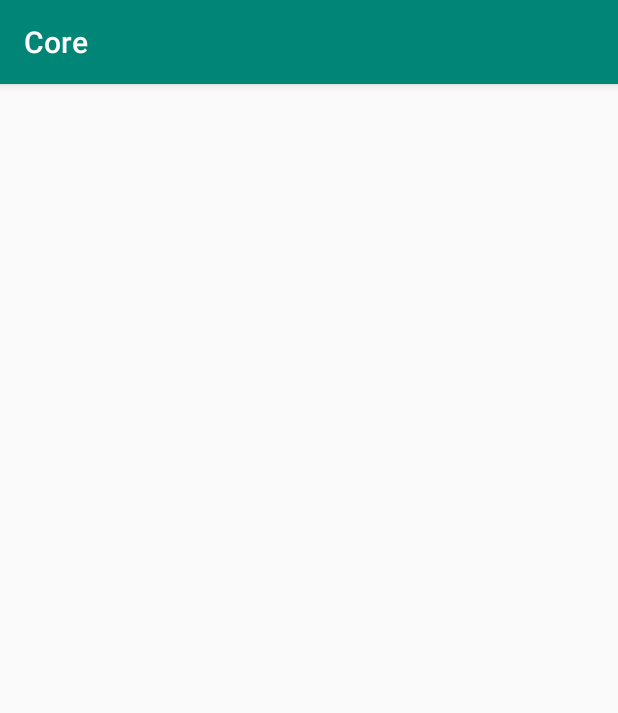
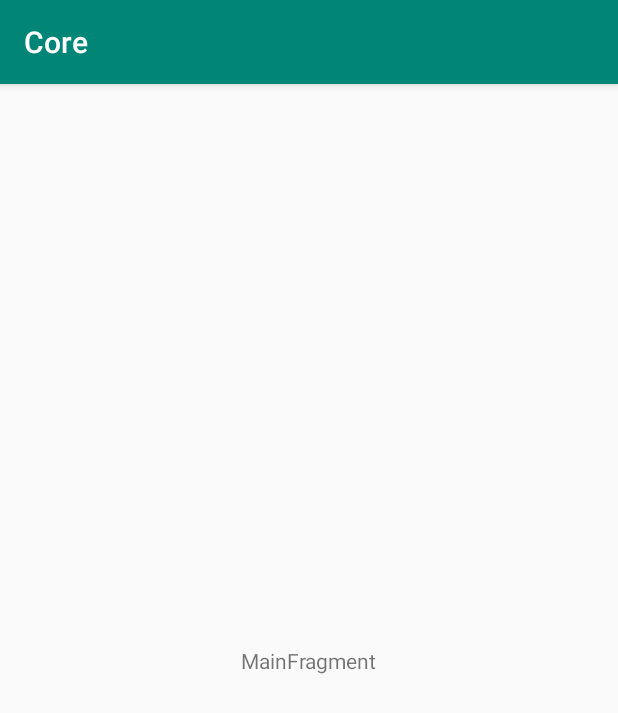
Before and after one commit to kursivee/playground-core, an Android app: the screen it shows after launch (MainActivity), on a phone screen of 412 x 824 dp. Shown: the top 713 px of the screen. Run offline under Robolectric (Android 15) with nearby library versions, the phone set to English and light mode, and no system bars; 4 statements that could not run were skipped.

```diff
--- a/app/src/main/AndroidManifest.xml
+++ b/app/src/main/AndroidManifest.xml
@@ -1,14 +1,15 @@
 <?xml version="1.0" encoding="utf-8"?>
 <manifest xmlns:android="http://schemas.android.com/apk/res/android"
           package="kursivee.com.core">
-
+    <uses-permission android:name="android.permission.INTERNET" />
     <application
             android:allowBackup="true"
             android:icon="@mipmap/ic_launcher"
             android:label="@string/app_name"
             android:roundIcon="@mipmap/ic_launcher_round"
             android:supportsRtl="true"
-            android:theme="@style/AppTheme">
+            android:theme="@style/AppTheme"
+            android:networkSecurityConfig="@xml/network_security_config">
         <activity android:name=".MainActivity">
             <intent-filter>
                 <action android:name="android.intent.action.MAIN"/>
--- a/app/src/main/java/kursivee/com/core/MainModule.kt
+++ b/app/src/main/java/kursivee/com/core/MainModule.kt
@@ -1,7 +1,29 @@
 package kursivee.com.core
 
+import com.jakewharton.retrofit2.adapter.kotlin.coroutines.CoroutineCallAdapterFactory
+import kursivee.com.core.login.LoginApi
+import kursivee.com.core.ui.main.MainViewModel
+import org.koin.androidx.viewmodel.ext.koin.viewModel
 import org.koin.dsl.module.module
+import retrofit2.Retrofit
+import retrofit2.converter.moshi.MoshiConverterFactory
+
+const val BASE_URL = "https://www.mocky.io/v2/"
 
 val mainModule = module {
+    single {
+        Retrofit.Builder()
+            .baseUrl(BASE_URL)
+            .addConverterFactory(MoshiConverterFactory.create())
+            .addCallAdapterFactory(CoroutineCallAdapterFactory())
+            .build()
+    }
 
+    single {
+        get<Retrofit>().create(LoginApi::class.java)
+    }
+
+    viewModel {
+        MainViewModel(get())
+    }
 }
--- /dev/null
+++ b/app/src/main/java/kursivee/com/core/login/LoginApi.kt
@@ -0,0 +1,9 @@
+package kursivee.com.core.login
+
+import kotlinx.coroutines.Deferred
+import retrofit2.http.POST
+
+interface LoginApi {
+    @POST("5c3172853500001200ca9f6b")
+    fun login() : Deferred<LoginResponse>
+}
--- /dev/null
+++ b/app/src/main/java/kursivee/com/core/login/LoginResponse.kt
@@ -0,0 +1,3 @@
+package kursivee.com.core.login
+
+data class LoginResponse(var session: String)
--- a/app/src/main/res/layout/main_activity.xml
+++ b/app/src/main/res/layout/main_activity.xml
@@ -1,8 +1,14 @@
 <?xml version="1.0" encoding="utf-8"?>
 <FrameLayout
         xmlns:android="http://schemas.android.com/apk/res/android"
-        xmlns:tools="http://schemas.android.com/tools"
+        xmlns:app="http://schemas.android.com/apk/res-auto" xmlns:tools="http://schemas.android.com/tools"
         android:id="@+id/container"
         android:layout_width="match_parent"
         android:layout_height="match_parent"
-        tools:context=".MainActivity"/>
+        tools:context=".MainActivity">
+    <fragment
+            android:name="androidx.navigation.fragment.NavHostFragment"
+            android:layout_width="match_parent"
+            android:layout_height="match_parent" app:navGraph="@navigation/main_nav_graph" app:defaultNavHost="true"
+            android:id="@+id/fragment"/>
+</FrameLayout>
--- a/app/src/main/res/navigation/main_nav_graph.xml
+++ b/app/src/main/res/navigation/main_nav_graph.xml
@@ -1,6 +1,9 @@
 <?xml version="1.0" encoding="utf-8"?>
 <navigation xmlns:android="http://schemas.android.com/apk/res/android"
             xmlns:app="http://schemas.android.com/apk/res-auto"
-            android:id="@+id/main_nav_graph">
+            xmlns:tools="http://schemas.android.com/tools" android:id="@+id/main_nav_graph"
+            app:startDestination="@id/mainFragment">
 
+    <fragment android:id="@+id/mainFragment" android:name="kursivee.com.core.ui.main.MainFragment"
+              android:label="main_fragment" tools:layout="@layout/main_fragment"/>
 </navigation>
```
Also changed, not shown: app/src/main/java/kursivee/com/core/ui/main/MainFragment.kt (+9 -8 lines), app/src/main/java/kursivee/com/core/ui/main/MainViewModel.kt (+25 -2 lines), app/src/main/res/xml/network_security_config.xml (added, +9 -0 lines), 2 other files.
